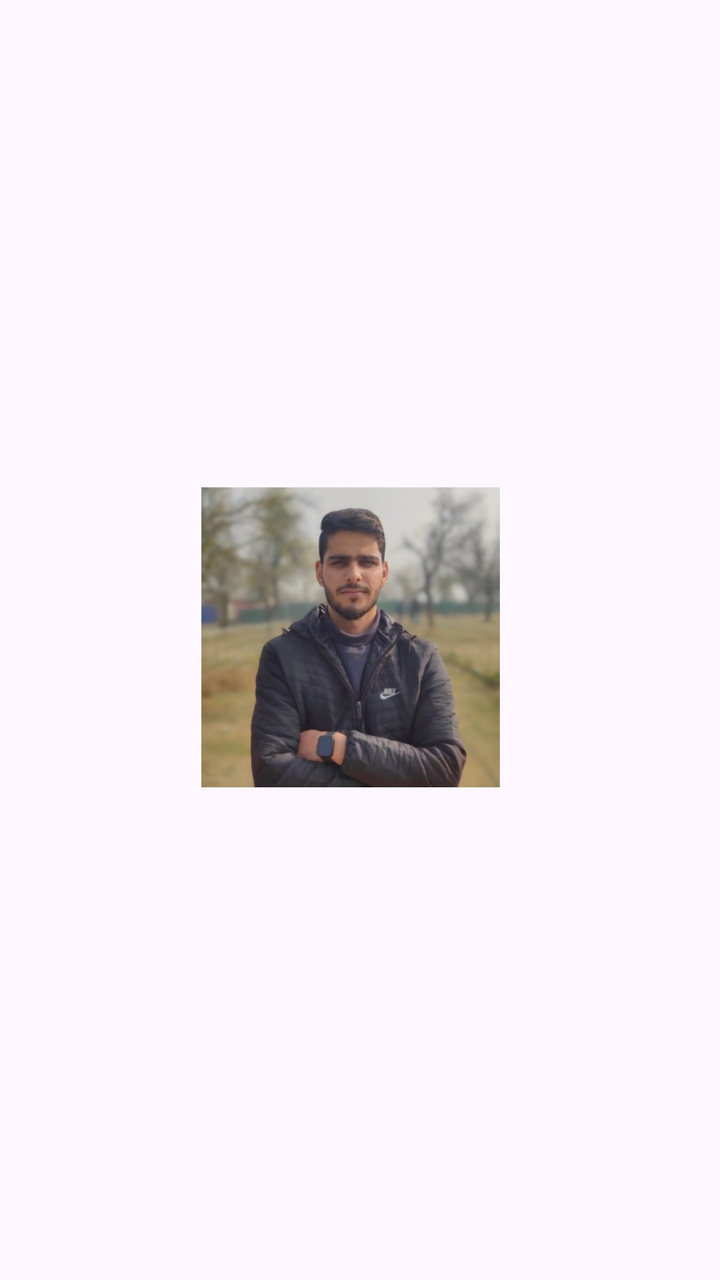
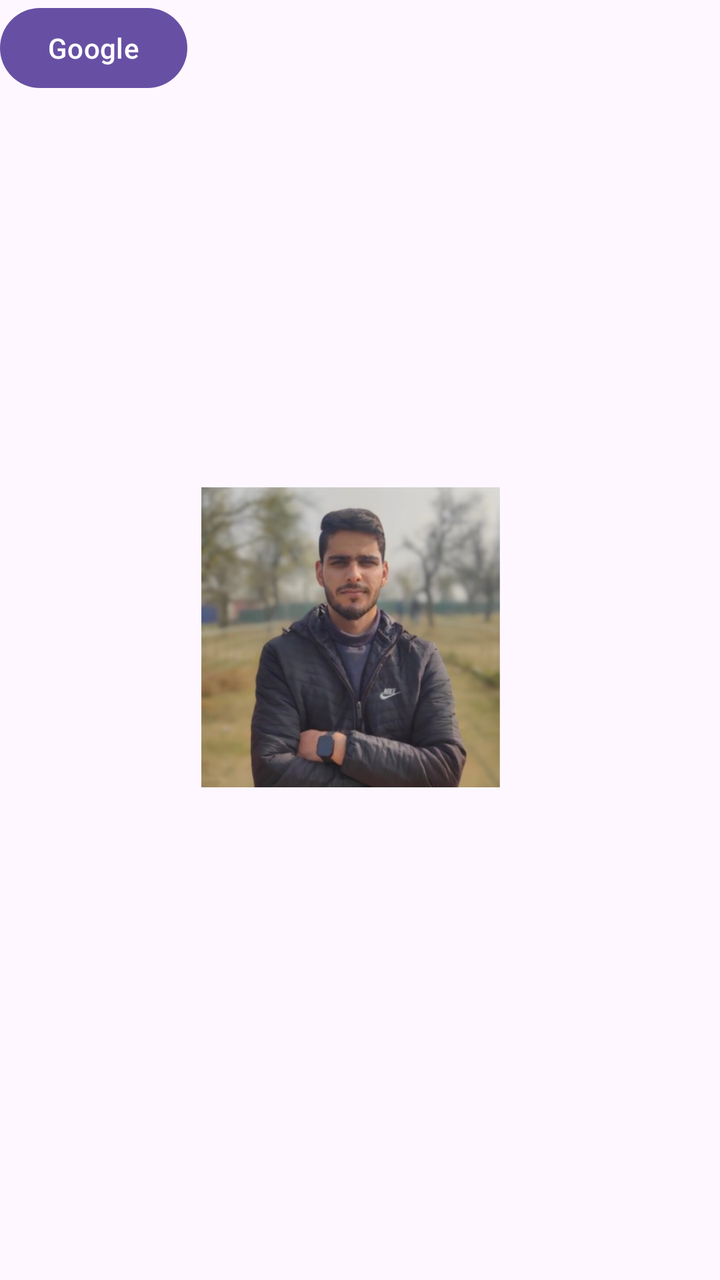

An Android layout rendered at two revisions. The XML below is the earlier revision; the diff shows what the commit changed to produce the second picture.
<!-- AndroidManifest.xml: application theme Theme.AndroidBasicApp -->
<!-- res/layout/activity_main.xml -->
<?xml version="1.0" encoding="utf-8"?>
<androidx.constraintlayout.widget.ConstraintLayout xmlns:android="http://schemas.android.com/apk/res/android"
    xmlns:app="http://schemas.android.com/apk/res-auto"
    xmlns:tools="http://schemas.android.com/tools"
    android:id="@+id/main"
    android:layout_width="match_parent"
    android:layout_height="match_parent"
    tools:context=".MainActivity">


    <ImageView
        android:id="@+id/imageView"
        android:layout_width="194dp"
        android:layout_height="150dp"
        android:layout_marginStart="133dp"
        android:layout_marginTop="50dp"
        android:layout_marginEnd="150dp"
        android:layout_marginBottom="50dp"
        android:src="@drawable/akeel"
        app:layout_constraintBottom_toBottomOf="parent"
        app:layout_constraintEnd_toEndOf="parent"
        app:layout_constraintHorizontal_bias="0.468"
        app:layout_constraintStart_toStartOf="parent"
        app:layout_constraintTop_toTopOf="parent"
        app:layout_constraintVertical_bias="0.497" />

    <TextView
        android:id="@+id/textView"
        android:layout_width="wrap_content"
        android:layout_height="wrap_content"
        android:layout_marginStart="163dp"
        android:layout_marginTop="84dp"
        android:layout_marginEnd="190dp"
        android:layout_marginBottom="189dp"
        android:text="Hello from main activity"
        android:textSize="26sp"
        android:textStyle="bold"
        app:layout_constraintBottom_toBottomOf="parent"
        app:layout_constraintEnd_toEndOf="parent"
        app:layout_constraintStart_toStartOf="parent"
        app:layout_constraintTop_toBottomOf="@+id/imageView" />
</androidx.constraintlayout.widget.ConstraintLayout>
<!-- resources referenced by this layout -->
<resources>
  <!-- drawable akeel: jpg bitmap (drawable, 25879 bytes) -->
  <style name="Theme.AndroidBasicApp" parent="Base.Theme.AndroidBasicApp" />
  <style name="Base.Theme.AndroidBasicApp" parent="Theme.Material3.DayNight.NoActionBar">
          
          
      </style>
</resources>

<!-- the commit's change to res/layout/activity_main.xml (unified diff, before → after) -->
@@ -39,4 +39,12 @@
         app:layout_constraintEnd_toEndOf="parent"
         app:layout_constraintStart_toStartOf="parent"
         app:layout_constraintTop_toBottomOf="@+id/imageView" />
+
+    <Button
+        android:id="@+id/button"
+        android:layout_width="wrap_content"
+        android:layout_height="wrap_content"
+        android:text="Google"
+        tools:layout_editor_absoluteX="147dp"
+        tools:layout_editor_absoluteY="116dp" />
 </androidx.constraintlayout.widget.ConstraintLayout>
